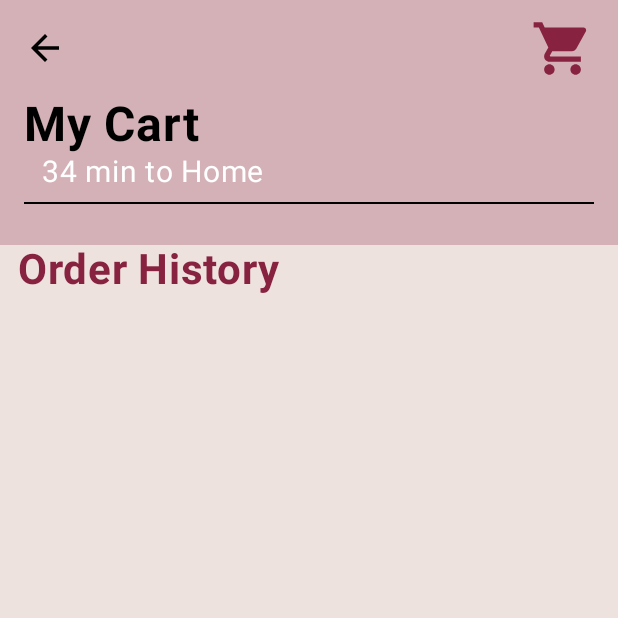
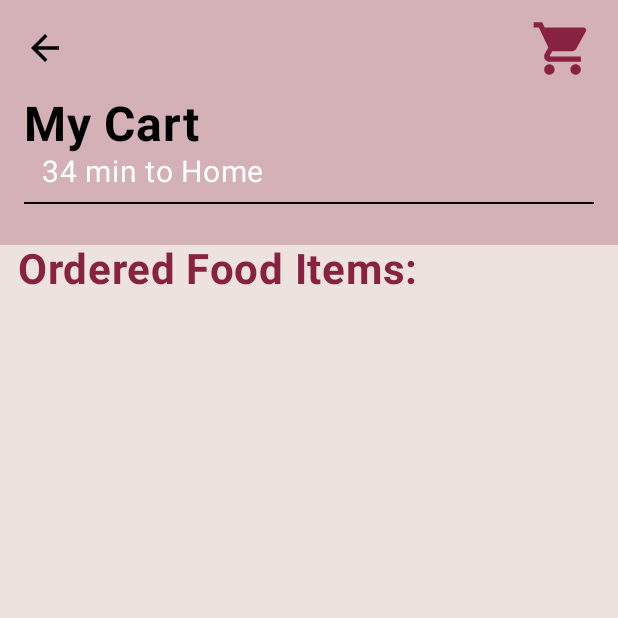
Before and after one commit to Maximus5470/CatBeer, an Android app built with Jetpack Compose: the CartScreen screen opened through its navigation route, on a phone screen of 412 x 824 dp, the top half of it. Run offline under Robolectric (Android 15) with nearby library versions, the phone set to English and light mode, and no system bars.

Commit message:
final stretch

```diff
--- a/app/src/main/java/com/example/madprojectwork/CartPage.kt
+++ b/app/src/main/java/com/example/madprojectwork/CartPage.kt
@@ -99,7 +99,7 @@ fun CartScreen(navController: NavHostController) {
             Spacer(modifier = Modifier.height(19.dp))
         }
         Text(
-            text = "Order History",
+            text = "Ordered Food Items:",
             fontSize = 28.sp,
             fontWeight = FontWeight.Bold,
             color = icons_Text,
```
